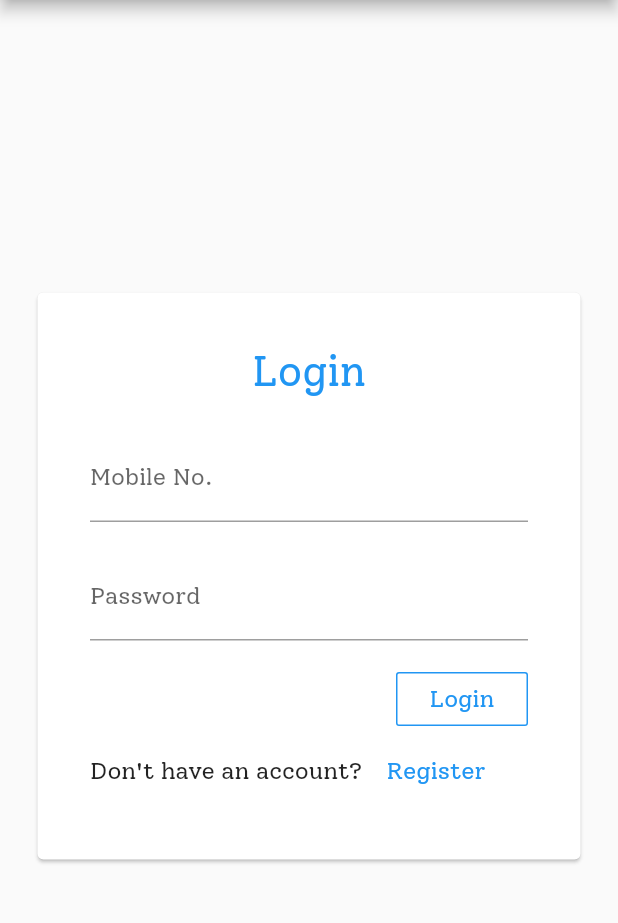
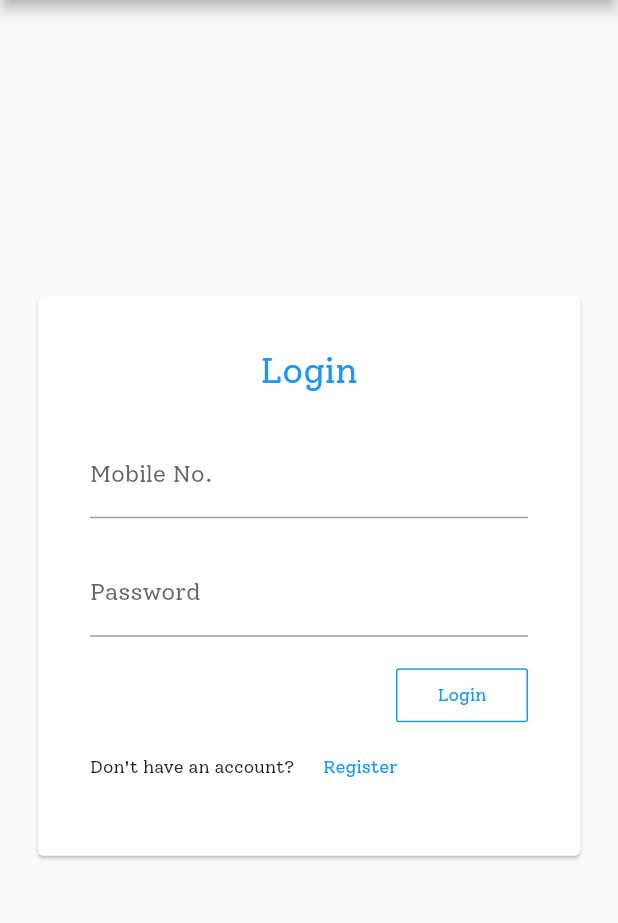
Before and after one commit to lsiddiqsunny/ShashthoSheba, a Flutter app: the screen it shows after launch, on a phone screen of 412 x 824 dp, the part 84-1007 px from its top. Run offline on Flutter 3.47's test engine with Material 2 defaults, Android fonts, the phone set to English and light mode, and no system bars; our stand-ins replace firebase_messaging, permission_handler, shared_preferences, stream_transform; missing offline and left inert: flutter_inappwebview; accounts and stored records are empty.

Commit message:
changed some font sizes

```diff
--- a/lib/main.dart
+++ b/lib/main.dart
@@ -18,11 +18,11 @@ class MyApp extends StatelessWidget {
       theme: ThemeData(
         fontFamily: 'Solway',
         textTheme: TextTheme(
-          headline: TextStyle(fontSize: 28, color: Colors.blue),
-          title: TextStyle(fontSize: 24, color: Colors.blue),
-          body1: TextStyle(fontSize: 16),
-          body2: TextStyle(fontSize: 16),
-          button: TextStyle(fontSize: 16, color:Colors.blue),
+          headline: TextStyle(fontSize: 24, color: Colors.blue),
+          title: TextStyle(fontSize: 20, color: Colors.blue),
+          body1: TextStyle(fontSize: 12),
+          body2: TextStyle(fontSize: 12),
+          button: TextStyle(fontSize: 12, color:Colors.blue),
         ),
       ),
       routes: {
--- a/lib/networking/api.dart
+++ b/lib/networking/api.dart
@@ -7,6 +7,7 @@ import '../models/transaction.dart';
 import './customException.dart';
 
 final _baseUrl = 'http://192.168.0.105';
+// final _baseUrl = 'http://f0a5b64d.ngrok.io';
 
 dynamic patientRegister(Patient patient) async {
   return await _post('/patient/post/register', false, patient);
--- a/lib/pages/appointments/appointmentsList.dart
+++ b/lib/pages/appointments/appointmentsList.dart
@@ -53,7 +53,7 @@ class AppointmentsList extends StatelessWidget {
                                       .format(appointmentProvider
                                           .appointments[index].dateTime),
                               style: TextStyle(
-                                fontSize: 20,
+                                fontSize: 18,
                                 color: theme.primaryColor,
                                 fontWeight: FontWeight.bold,
                               ),
@@ -63,7 +63,7 @@ class AppointmentsList extends StatelessWidget {
                                   appointmentProvider
                                       .appointments[index].doctorName,
                               style: TextStyle(
-                                fontSize: 16,
+                                fontSize: 14,
                                 color: theme.primaryColor,
                                 fontWeight: FontWeight.bold,
                               ),
--- a/lib/pages/incomingCallPage.dart
+++ b/lib/pages/incomingCallPage.dart
@@ -105,7 +105,10 @@ class _IncomingCallState extends State<IncomingCall> {
                     ),
                     child: FittedBox(
                       child: IconButton(
-                        icon: Icon(Icons.clear, color: Colors.white),
+                        icon: Icon(
+                          Icons.clear,
+                          color: Colors.white,
+                        ),
                         onPressed: () => _rejectCall(context),
                       ),
                     ),
```
